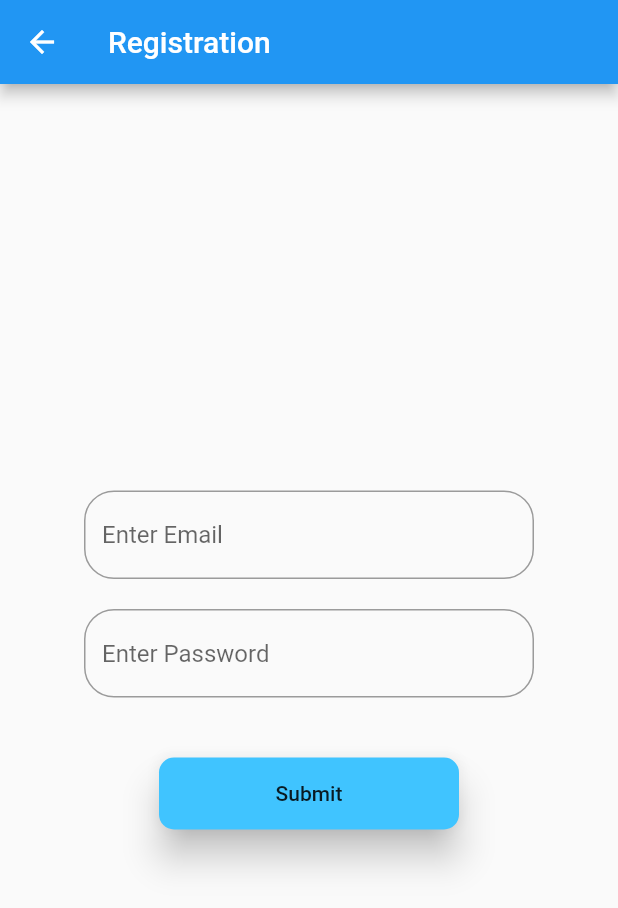
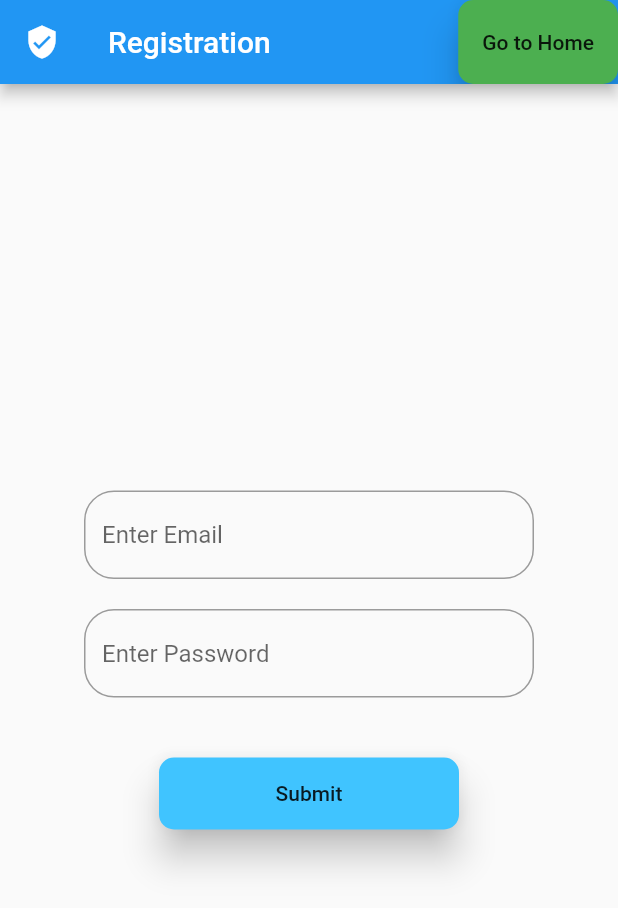
Before and after one commit to sulabh2000/Firebase_Flutter, a Flutter app: the MyRegis screen opened by its route, on a phone screen of 412 x 824 dp. Shown: the top 908 px of the screen. Run offline on Flutter 3.47's test engine with Material 2 defaults, Android fonts, the phone set to English and light mode, and no system bars; our stand-ins replace cloud_firestore, firebase_auth, firebase_core; accounts and stored records are empty.

Commit message:
adding home feature

```diff
--- a/lib/screens/regis.dart
+++ b/lib/screens/regis.dart
@@ -14,7 +14,25 @@ class _MyRegisState extends State<MyRegis> {
   Widget build(BuildContext context) {
     return Scaffold(
       appBar: AppBar(
+        leading: Icon(Icons.verified_user),
         title: Text('Registration'),
+        actions: <Widget>[
+          Material(
+            color: Colors.green,
+            elevation: 10,
+            borderRadius: BorderRadius.circular(10),
+            child: MaterialButton(
+              minWidth: 50,
+              height: 5,
+              onPressed: () async {
+                await authc.signOut();
+                Navigator.pushNamedAndRemoveUntil(
+                    context, "/", (route) => false);
+              },
+              child: Text("Go to Home"),
+            ),
+          )
+        ],
       ),
       body: Center(
         child: Container(
```
Also changed, not shown: lib/screens/login.dart (+18 -0 lines).
